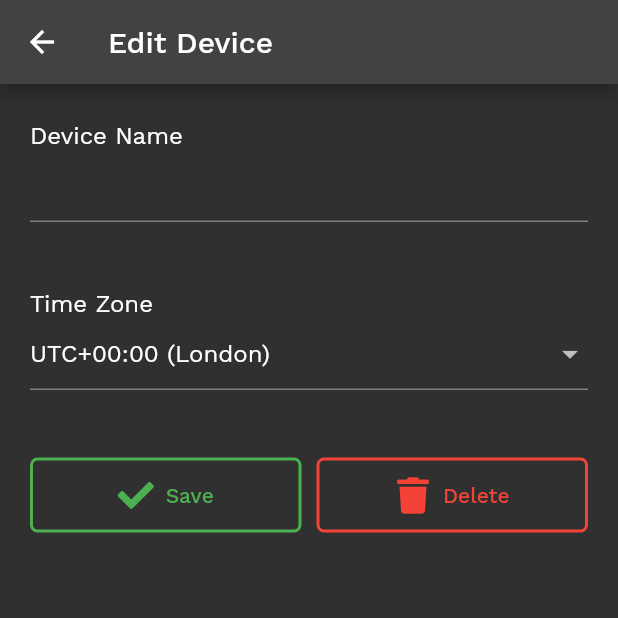
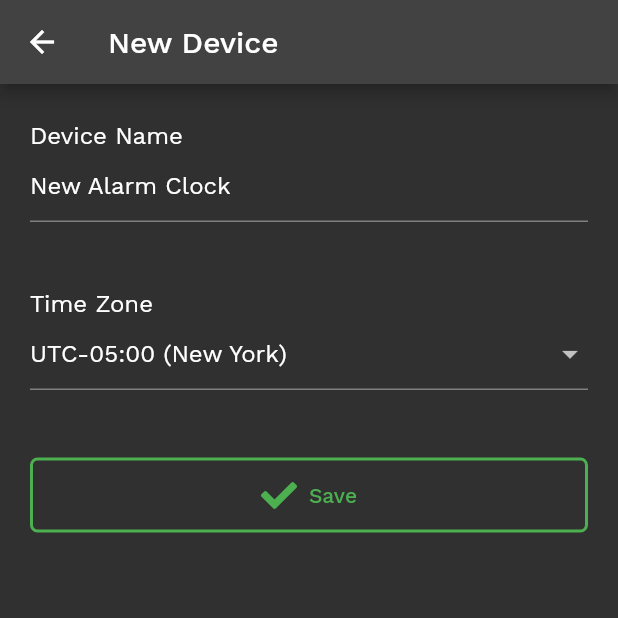
Before and after one commit to eric-barch/snoozeless, a Flutter app: the screen it shows once a user with an empty profile is signed in, after a tap on an icon or button, on a phone screen of 412 x 824 dp, the top half of it. Run offline on Flutter 3.47's test engine with Material 2 defaults, Android fonts, the light colour scheme and no system bars; our stand-ins replace cloud_firestore, firebase_auth, firebase_core, font_awesome_flutter, google_fonts, google_sign_in and 2 more; accounts and stored records are empty.

Commit message:
Added Add Device capability.

```diff
--- a/lib/alarms/edit_device.dart
+++ b/lib/alarms/edit_device.dart
@@ -239,7 +239,7 @@ class DeleteDeviceDialog extends StatelessWidget {
         title: Text('Delete ' + serverDevice.deviceName + '?'),
         // TODO: Improve this sentence.
         content: const Text(
-            'This device and its alarms will be permanently deleted. You will need to redo initial setup to use this device again.'),
+            'This device and its alarms will be permanently deleted. You will need to set up the device again to use it in the future.'),
         actions: [
           TextButton(
             child: const Text('Delete'),
--- /dev/null
+++ b/lib/alarms/new_device.dart
@@ -0,0 +1,189 @@
+import 'package:flutter/material.dart';
+import 'package:snoozeless/services/models.dart';
+import 'package:snoozeless/services/firestore.dart';
+import 'package:font_awesome_flutter/font_awesome_flutter.dart';
+import 'package:snoozeless/theme.dart';
+
+class NewDeviceScreen extends StatelessWidget {
+  const NewDeviceScreen({Key? key}) : super(key: key);
+
+  @override
+  Widget build(BuildContext context) {
+    return Scaffold(
+      appBar: AppBar(
+        title: const Text('New Device'),
+      ),
+      body: NewDeviceForm(),
+    );
+  }
+}
+
+class NewDeviceForm extends StatefulWidget {
+  const NewDeviceForm({Key? key}) : super(key: key);
+
+  @override
+  _NewDeviceFormState createState() => _NewDeviceFormState();
+}
+
+class _NewDeviceFormState extends State<NewDeviceForm> {
+  final GlobalKey<FormState> _formKey = GlobalKey<FormState>();
+
+  @override
+  Widget build(BuildContext context) {
+    const Map timeZonesMap = {
+      'UTC-12:00 (U.S. Minor Outlying Islands)': -12,
+      'UTC-11:00 (Niue)': -11,
+      'UTC-10:00 (Honolulu)': -10,
+      'UTC-09:30 (French Polynesia)': -9.5,
+      'UTC-09:00 (Anchorage)': -9,
+      'UTC-08:00 (Los Angeles)': -8,
+      'UTC-07:00 (Denver)': -7,
+      'UTC-06:00 (Mexico City)': -6,
+      'UTC-05:00 (New York)': -5,
+      'UTC-04:00 (Santiago)': -4,
+      'UTC-03:30 (St. John\'s)': -3.5,
+      'UTC-03:00 (Buenos Aires)': -3,
+      'UTC-02:00 (Fernando de Noronha)': -2,
+      'UTC-01:00 (Cape Verde)': -1,
+      'UTC+00:00 (London)': 0,
+      'UTC+01:00 (Berlin)': 1,
+      'UTC+02:00 (Cairo)': 2,
+      'UTC+03:00 (Moscow)': 3,
+      'UTC+03:30 (Tehran)': 3.5,
+      'UTC+04:00 (Dubai)': 4,
+      'UTC+04:30 (Kabul)': 4.5,
+      'UTC+05:00 (Karachi)': 5,
+      'UTC+05:30 (Mumbai)': 5.5,
+      'UTC+05:45 (Kathmandu)': 5.75,
+      'UTC+06:00 (Dhaka)': 6,
+      'UTC+06:30 (Yangon)': 6.5,
+      'UTC+07:00 (Jakarta)': 7,
+      'UTC+08:00 (Shanghai)': 8,
+      'UTC+08:45 (Eucla)': 8.75,
+      'UTC+09:00 (Tokyo)': 9,
+      'UTC+09:30 (Adelaide)': 9.5,
+      'UTC+10:00 (Sydney)': 10,
+      'UTC+10:30 (Lord Howe Island)': 10.5,
+      'UTC+11:00 (Nouméa)': 11,
+      'UTC+12:00 (Auckland)': 12,
+      'UTC+12:34 (Chatham Islands)': 12.75,
+      'UTC+13:00 (Phoenix Islands)': 13,
+      'UTC+14:00 (Line Islands)': 14,
+    };
+
+    var localDevice = Device();
+
+    return Form(
+      key: _formKey,
+      child: Container(
+        padding: const EdgeInsets.only(
+          left: 20,
+          right: 20,
+          top: 25,
+        ),
+        child: Column(
+          crossAxisAlignment: CrossAxisAlignment.stretch,
+          children: [
+            const Text('Device Name'),
+            Container(
+              padding: const EdgeInsets.only(bottom: 45),
+              child: TextFormField(
+                initialValue: 'New Alarm Clock',
+                validator: (value) {
+                  if (value == null || value.isEmpty) {
+                    return 'Device Name cannot be blank.';
+                  } else {
+                    localDevice.deviceName = value;
+                    return null;
+                  }
+                },
+              ),
+            ),
+            const Text('Time Zone'),
+            Container(
+              padding: const EdgeInsets.only(bottom: 45),
+              child: DropdownButtonFormField(
+                value: timeZonesMap.keys.firstWhere(
+                    (key) =>
+                        // TODO: Default this to user's current location.
+                        timeZonesMap[key] == -5,
+                    orElse: () => null),
+                items: timeZonesMap.keys
+                    .map((key) => key.toString())
+                    .toList()
+                    .map<DropdownMenuItem<String>>((String value) {
+                  return DropdownMenuItem<String>(
+                    value: value,
+                    child: Text(value),
+                  );
+                }).toList(),
+                validator: (value) {
+                  localDevice.timeZoneAdjustment = timeZonesMap[value];
+                },
+                onChanged: (value) {},
+              ),
+            ),
+            Row(
+              children: [
+                DeviceEditButton(
+                  color: Colors.green,
+                  icon: FontAwesomeIcons.check,
+                  text: 'Save',
+                  method: () {
+                    if (_formKey.currentState!.validate()) {
+                      FirestoreService().addDevice(
+                        localDevice,
+                      );
+                      Navigator.of(context).pop();
+                    }
+                  },
+                ),
+              ],
+            ),
+          ],
+        ),
+      ),
+    );
+  }
+}
+
+class DeviceEditButton extends StatelessWidget {
+  final Color color;
+  final IconData icon;
+  final String text;
+  final Function method;
+
+  const DeviceEditButton({
+    Key? key,
+    required this.color,
+    required this.icon,
+    required this.text,
+    required this.method,
+  }) : super(key: key);
+
+  @override
+  Widget build(BuildContext context) {
+    return Flexible(
+      fit: FlexFit.tight,
+      child: SizedBox(
+        height: 50,
+        child: OutlinedButton.icon(
+          icon: Icon(icon),
+          label: Text(text),
+          style: OutlinedButton.styleFrom(
+            primary: color,
+            backgroundColor: appTheme.canvasColor,
+            side: BorderSide(
+              width: 2.0,
+              color: color,
+            ),
+            shape: RoundedRectangleBorder(
+              borderRadius: BorderRadius.circular(5.0),
+            ),
+          ),
+          onPressed: () => method(),
+        ),
+      ),
+    );
+  }
+}
--- a/lib/devicesList/devices_list.dart
+++ b/lib/devicesList/devices_list.dart
@@ -1,6 +1,7 @@
 import 'package:flutter/material.dart';
 import 'package:font_awesome_flutter/font_awesome_flutter.dart';
 import 'package:snoozeless/alarms/edit_device.dart';
+import 'package:snoozeless/alarms/new_device.dart';
 import 'package:snoozeless/devicesList/devices_list_item.dart';
 import 'package:snoozeless/services/firestore.dart';
 import 'package:snoozeless/services/models.dart';
@@ -42,7 +43,7 @@ class DevicesList extends StatelessWidget {
                     Navigator.of(context).push(
                       MaterialPageRoute(
                         builder: (BuildContext context) =>
-                            const DeviceEditScreen(deviceId: ''),
+                            const NewDeviceScreen(),
                       ),
                     );
                   },
--- a/lib/services/firestore.dart
+++ b/lib/services/firestore.dart
@@ -70,6 +70,26 @@ class FirestoreService {
     return ref.delete();
   }
 
+  Future<void> addDevice(Device localDevice) async {
+    // TODO: Can these database writes be done in one step?
+    var user = AuthService().user!;
+    var collectionRef =
+        _db.collection('users').doc(user.uid).collection('devices');
+
+    var data = {
+      'deviceName': localDevice.deviceName,
+      'timeZoneAdjustment': localDevice.timeZoneAdjustment,
+    };
+
+    DocumentReference docRef = await collectionRef.add(data);
+
+    data = {
+      'deviceId': docRef.id,
+    };
+
+    return collectionRef.doc(docRef.id).update(data);
+  }
+
   Stream<Iterable<Alarm>> streamAlarmsList(String deviceId) {
     return AuthService().userStream.switchMap((user) {
       if (user != null) {
```
